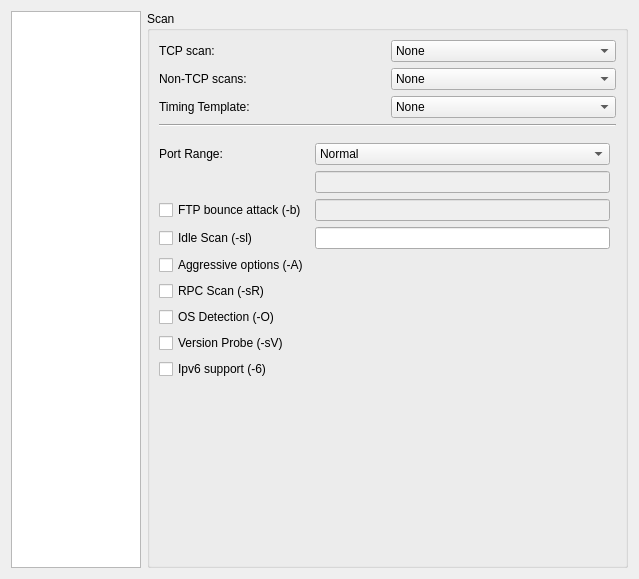
Qt form src/app/ui/profilerdialog.ui (nmapsi4/nmapsi4) before a commit.
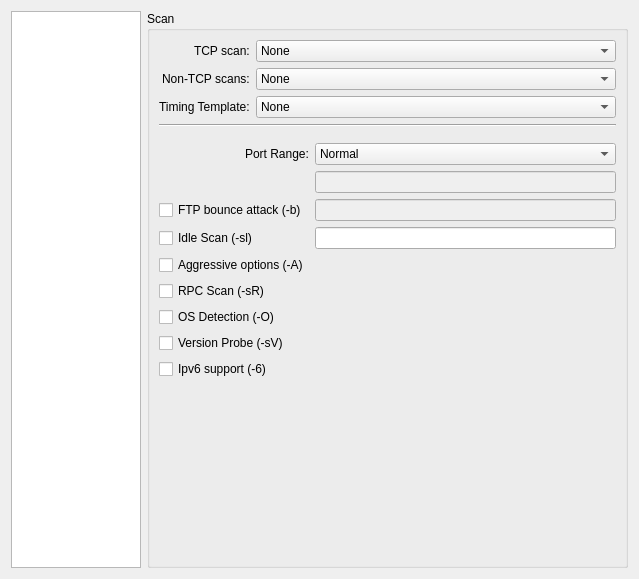
The same form after that commit. The open tabs and pages were chosen to show the change. Icons and pictures are not drawn.

```diff
--- a/src/app/ui/profilerdialog.ui
+++ b/src/app/ui/profilerdialog.ui
@@ -85,21 +85,27 @@
              <layout class="QVBoxLayout" name="verticalLayout_10">
               <item>
                <layout class="QGridLayout" name="gridLayout_4">
-                <item row="0" column="0">
+                <item row="0" column="0" alignment="Qt::AlignRight">
                  <widget class="QLabel" name="label">
                   <property name="text">
                    <string>Profile name: </string>
                   </property>
+                  <property name="buddy">
+                   <cstring>profileNameLine</cstring>
+                  </property>
                  </widget>
                 </item>
                 <item row="0" column="1">
                  <widget class="QLineEdit" name="profileNameLine"/>
                 </item>
-                <item row="3" column="0">
+                <item row="3" column="0" alignment="Qt::AlignRight">
                  <widget class="QLabel" name="label_3">
                   <property name="text">
                    <string>Profile parameters:</string>
                   </property>
+                  <property name="buddy">
+                   <cstring>lineScanParameters</cstring>
+                  </property>
                  </widget>
                 </item>
                 <item row="3" column="1">
@@ -109,11 +115,14 @@
                   </property>
                  </widget>
                 </item>
-                <item row="1" column="0">
+                <item row="1" column="0" alignment="Qt::AlignRight">
                  <widget class="QLabel" name="label_4">
                   <property name="text">
                    <string>Base options:</string>
                   </property>
+                  <property name="buddy">
+                   <cstring>comboBaseOptions</cstring>
+                  </property>
                  </widget>
                 </item>
                 <item row="1" column="1">
@@ -216,18 +225,17 @@
              <property name="title">
               <string>Scan</string>
              </property>
-             <layout class="QGridLayout" name="gridLayout">
-              <item row="0" column="0" colspan="2">
-               <layout class="QHBoxLayout" name="horizontalLayout_12">
-                <item>
-                 <widget class="QLabel" name="label_8">
-                  <property name="text">
-                   <string>TCP scan:</string>
-                  </property>
-                 </widget>
-                </item>
-                <item>
+             <layout class="QVBoxLayout" name="verticalLayout_8">
+              <item>
+               <layout class="QGridLayout" name="gridLayout">
+                <item row="0" column="1">
                  <widget class="QComboBox" name="comboScanTcp">
+                  <property name="sizePolicy">
+                   <sizepolicy hsizetype="Expanding" vsizetype="Fixed">
+                    <horstretch>0</horstretch>
+                    <verstretch>0</verstretch>
+                   </sizepolicy>
+                  </property>
                   <property name="mouseTracking">
                    <bool>true</bool>
                   </property>
@@ -251,18 +259,41 @@
                   </item>
                  </widget>
                 </item>
-               </layout>
-              </item>
-              <item row="2" column="0" colspan="2">
-               <layout class="QHBoxLayout" name="horizontalLayout_17">
-                <item>
-                 <widget class="QLabel" name="label_10">
+                <item row="0" column="0" alignment="Qt::AlignRight">
+                 <widget class="QLabel" name="label_8">
                   <property name="text">
-                   <string>Timing Template:</string>
+                   <string>TCP scan:</string>
                   </property>
+                  <property name="buddy">
+                   <cstring>comboScanTcp</cstring>
+                  </property>
                  </widget>
                 </item>
-                <item>
+                <item row="1" column="0" alignment="Qt::AlignRight">
+                 <widget class="QLabel" name="label_2">
+                  <property name="text">
+                   <string>Non-TCP scans:</string>
+                  </property>
+                  <property name="buddy">
+                   <cstring>comboScanNonTcp</cstring>
+                  </property>
+                 </widget>
+                </item>
+                <item row="1" column="1">
+                 <widget class="QComboBox" name="comboScanNonTcp">
+                  <item>
+                   <property name="text">
+                    <string>None</string>
+                   </property>
+                  </item>
+                  <item>
+                   <property name="text">
+                    <string>List Scan (-sL)</string>
+                   </property>
+                  </item>
+                 </widget>
+                </item>
+                <item row="2" column="1">
                  <widget class="QComboBox" name="comboTiming">
                   <item>
                    <property name="text">
@@ -301,41 +332,26 @@
                   </item>
                  </widget>
                 </item>
-               </layout>
-              </item>
-              <item row="1" column="0" colspan="2">
-               <layout class="QHBoxLayout" name="horizontalLayout_5">
-                <item>
-                 <widget class="QLabel" name="label_2">
+                <item row="2" column="0" alignment="Qt::AlignRight">
+                 <widget class="QLabel" name="label_10">
                   <property name="text">
-                   <string>Non-TCP scans:</string>
+                   <string>Timing Template:</string>
                   </property>
-                 </widget>
-                </item>
-                <item>
-                 <widget class="QComboBox" name="comboScanNonTcp">
-                  <item>
-                   <property name="text">
-                    <string>None</string>
-                   </property>
-                  </item>
-                  <item>
-                   <property name="text">
-                    <string>List Scan (-sL)</string>
-                   </property>
-                  </item>
+                  <property name="buddy">
+                   <cstring>comboTiming</cstring>
+                  </property>
                  </widget>
                 </item>
                </layout>
               </item>
-              <item row="4" column="0" colspan="2">
+              <item>
                <widget class="Line" name="line">
                 <property name="orientation">
                  <enum>Qt::Horizontal</enum>
                 </property>
                </widget>
               </item>
-              <item row="5" column="0">
+              <item>
                <spacer name="verticalSpacer_4">
                 <property name="orientation">
                  <enum>Qt::Vertical</enum>
@@ -351,20 +367,7 @@
                 </property>
                </spacer>
               </item>
-              <item row="8" column="0" colspan="2">
-               <spacer name="verticalSpacer">
-                <property name="orientation">
-                 <enum>Qt::Vertical</enum>
-                </property>
-                <property name="sizeHint" stdset="0">
-                 <size>
-                  <width>20</width>
-                  <height>40</height>
-                 </size>
-                </property>
-               </spacer>
-              </item>
-              <item row="6" column="0">
+              <item>
                <layout class="QGridLayout" name="gridLayout_3">
                 <item row="6" column="0">
                  <widget class="QCheckBox" name="rpcBox">
@@ -438,7 +441,7 @@
                   </item>
                  </widget>
                 </item>
-                <item row="0" column="0">
+                <item row="0" column="0" alignment="Qt::AlignRight">
                  <widget class="QLabel" name="label_9">
                   <property name="sizePolicy">
                    <sizepolicy hsizetype="Preferred" vsizetype="Preferred">
@@ -449,6 +452,9 @@
                   <property name="text">
                    <string>Port Range:</string>
                   </property>
+                  <property name="buddy">
+                   <cstring>portCombo</cstring>
+                  </property>
                  </widget>
                 </item>
                 <item row="1" column="1">
@@ -477,6 +483,19 @@
                 </item>
                </layout>
               </item>
+              <item>
+               <spacer name="verticalSpacer">
+                <property name="orientation">
+                 <enum>Qt::Vertical</enum>
+                </property>
+                <property name="sizeHint" stdset="0">
+                 <size>
+                  <width>20</width>
+                  <height>40</height>
+                 </size>
+                </property>
+               </spacer>
+              </item>
              </layout>
             </widget>
            </item>
@@ -841,7 +860,7 @@
              <layout class="QVBoxLayout" name="verticalLayout_4">
               <item>
                <layout class="QGridLayout" name="gridLayout_18">
-                <item row="0" column="0">
+                <item row="0" column="0" alignment="Qt::AlignLeft">
                  <widget class="QCheckBox" name="checkBoxDevice">
                   <property name="text">
                    <string>Specific network interface (-e)</string>
@@ -855,7 +874,7 @@
                   </property>
                  </widget>
                 </item>
-                <item row="1" column="0">
+                <item row="1" column="0" alignment="Qt::AlignLeft">
                  <widget class="QCheckBox" name="checkSpoof">
                   <property name="text">
                    <string>Set source spoof ip address (-S)</string>
@@ -869,7 +888,7 @@
                   </property>
                  </widget>
                 </item>
-                <item row="2" column="0">
+                <item row="2" column="0" alignment="Qt::AlignLeft">
                  <widget class="QCheckBox" name="checkDecoy">
                   <property name="text">
                    <string>Set decoy (-D)</string>
@@ -883,7 +902,7 @@
                   </property>
                  </widget>
                 </item>
-                <item row="3" column="0">
+                <item row="3" column="0" alignment="Qt::AlignLeft">
                  <widget class="QCheckBox" name="checkSourcePort">
                   <property name="text">
                    <string>Set Source spoof port (-g)</string>
@@ -923,11 +942,14 @@
              <layout class="QVBoxLayout" name="verticalLayout_6">
               <item>
                <layout class="QGridLayout" name="gridLayout_2">
-                <item row="1" column="0">
+                <item row="1" column="0" alignment="Qt::AlignRight">
                  <widget class="QLabel" name="label_40">
                   <property name="text">
                    <string>DNS Resolution</string>
                   </property>
+                  <property name="buddy">
+                   <cstring>comboDNSResolv</cstring>
+                  </property>
                  </widget>
                 </item>
                 <item row="1" column="1">
@@ -949,11 +971,14 @@
                   </item>
                  </widget>
                 </item>
-                <item row="2" column="0">
+                <item row="2" column="0" alignment="Qt::AlignRight">
                  <widget class="QLabel" name="label_41">
                   <property name="text">
                    <string>Verbosity level (-v)</string>
                   </property>
+                  <property name="buddy">
+                   <cstring>comboVerbosity</cstring>
+                  </property>
                  </widget>
                 </item>
                 <item row="2" column="1">
@@ -985,21 +1010,21 @@
                   </item>
                  </widget>
                 </item>
-                <item row="5" column="0">
+                <item row="5" column="0" alignment="Qt::AlignLeft">
                  <widget class="QCheckBox" name="checkOrdered">
                   <property name="text">
                    <string>Ordered scanned port (-r)</string>
                   </property>
                  </widget>
                 </item>
-                <item row="6" column="0">
+                <item row="6" column="0" alignment="Qt::AlignLeft">
                  <widget class="QCheckBox" name="checkFrag">
                   <property name="text">
                    <string>Fragment IP packets (-f)</string>
                   </property>
                  </widget>
                 </item>
-                <item row="3" column="0">
+                <item row="3" column="0" alignment="Qt::AlignRight">
                  <widget class="QCheckBox" name="TcheckIpv4ttl">
                   <property name="text">
                    <string>Ipv4 TTL (--ttl)</string>
@@ -1019,7 +1044,7 @@
                   </property>
                  </widget>
                 </item>
-                <item row="4" column="0">
+                <item row="4" column="0" alignment="Qt::AlignRight">
                  <widget class="QCheckBox" name="checkMaxRetries">
                   <property name="text">
                    <string>Max Retries (--max-retries)</string>
@@ -1029,7 +1054,7 @@
                 <item row="4" column="1">
                  <widget class="QLineEdit" name="lineMaxRetries"/>
                 </item>
-                <item row="7" column="0">
+                <item row="7" column="0" alignment="Qt::AlignLeft">
                  <widget class="QCheckBox" name="checkTraceroute">
                   <property name="text">
                    <string>Traceroute (--traceroute)</string>
```
